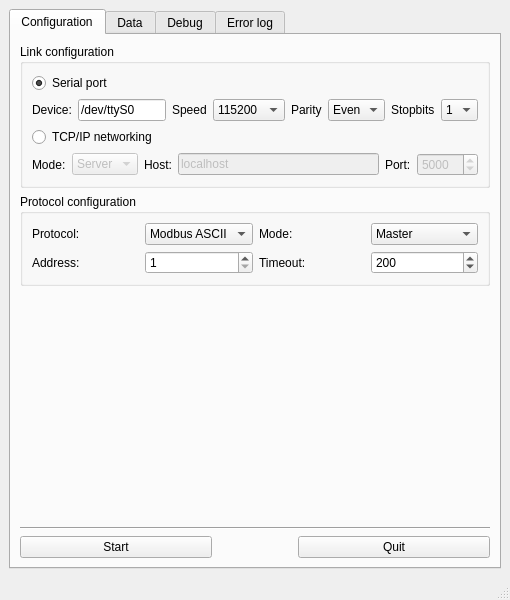
blaa/Modbus, file Interface/QT/ModbusFrame.ui: the form before one commit.
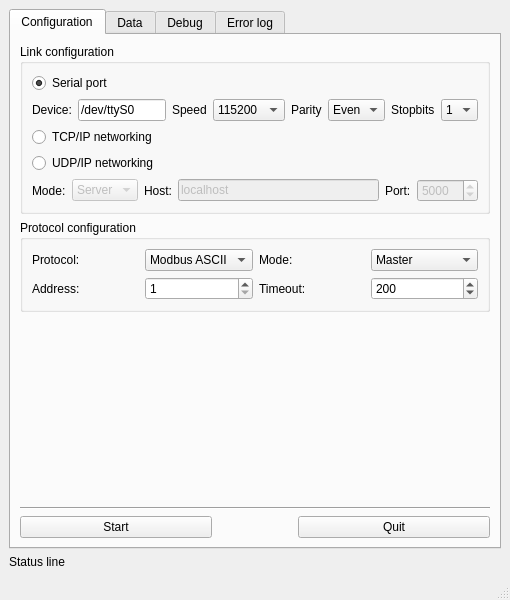
The form after the commit.

Commit message: Debugging UDP/modbus RTU; added status+headers to files

Patch:
```diff
--- a/Interface/QT/ModbusFrame.ui
+++ b/Interface/QT/ModbusFrame.ui
@@ -227,6 +227,19 @@
              <property name="text">
               <string>TCP/IP networking</string>
              </property>
+             <property name="shortcut">
+              <string>Ctrl+T</string>
+             </property>
+            </widget>
+           </item>
+           <item>
+            <widget class="QRadioButton" name="UDPSelected">
+             <property name="text">
+              <string>UDP/IP networking</string>
+             </property>
+             <property name="shortcut">
+              <string>Ctrl+U</string>
+             </property>
             </widget>
            </item>
            <item>
@@ -700,6 +713,13 @@
       </widget>
      </widget>
     </item>
+    <item>
+     <widget class="QLabel" name="Status">
+      <property name="text">
+       <string>Status line</string>
+      </property>
+     </widget>
+    </item>
    </layout>
   </widget>
   <widget class="QMenuBar" name="menubar">
```
Left out of the diff: 214 changed lines with no effect on the pictures. The commit also changes 30 other files.
